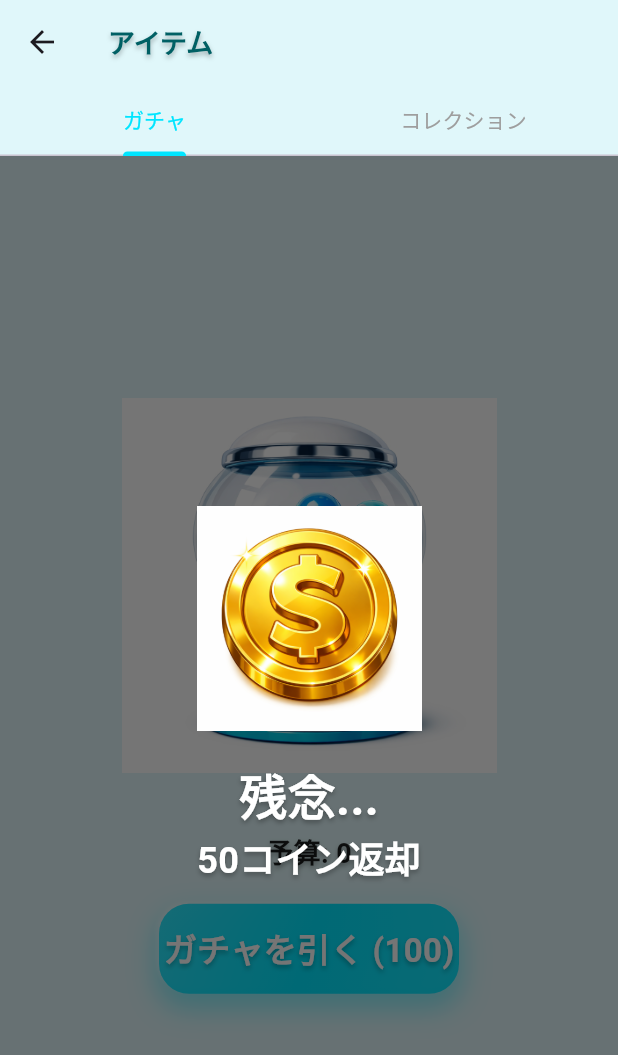
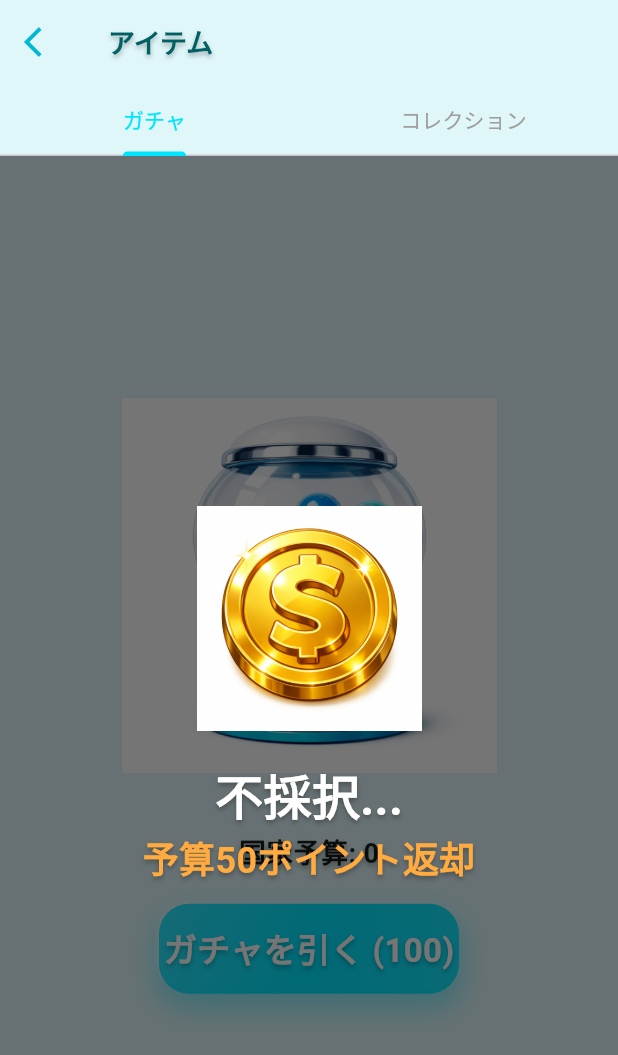
Before and after one commit to piasugoihito/PrimeTap, a Flutter app: the ItemScreen screen opened directly, on a phone screen of 412 x 824 dp. Shown: the top 1055 px of the screen. Run offline on Flutter 3.47's test engine with Material 3 defaults, Android fonts, the phone set to English and light mode, and no system bars; our stand-ins replace connectivity_plus, google_mobile_ads, shared_preferences; accounts and stored records are empty.

Commit message:
Refactor: Complete implementation based on final specifications (Level, Points, Unlock conditions, Gacha)

```diff
--- a/lib/game_models.dart
+++ b/lib/game_models.dart
@@ -38,8 +38,8 @@ class UserProfile {
   };
 
   factory UserProfile.fromJson(Map<String, dynamic> json) => UserProfile(
-    name: json['name'],
-    homeCountry: json['homeCountry'],
+    name: json['name'] ?? 'User',
+    homeCountry: json['homeCountry'] ?? '日本',
     unlockedPoliticianIds: List<String>.from(json['unlockedPoliticianIds'] ?? []),
     totalTaps: json['totalTaps'] ?? 0,
     totalPoints: json['totalPoints'] ?? 0,
@@ -57,9 +57,10 @@ class Politician {
   final Rarity rarity;
   final double odds;
   bool isUnlocked;
-  int politicianTaps;
-  int intimacyLevel;
-  final List<String> faceImages;
+  int politicianTaps; // その政治家をタップした総回数
+  int politicianPoints; // その政治家で獲得した総ポイント
+  int intimacyLevel; // 親密度レベル (1～3)
+  final List<String> faceImages; // レベルごとの顔画像（3枚）
   final int tier;
   final List<String> requiredPoliticianIds;
 
@@ -71,11 +72,21 @@ class Politician {
     required this.odds,
     this.isUnlocked = false,
     this.politicianTaps = 0,
+    this.politicianPoints = 0,
     this.intimacyLevel = 1,
     required this.faceImages,
     this.tier = 0,
     this.requiredPoliticianIds = const [],
   });
+
+  // 現在のレベルに応じた画像を取得
+  String get currentFaceImage {
+    if (faceImages.isEmpty) return 'assets/images/pol_jp_leader.png';
+    int index = intimacyLevel - 1;
+    if (index < 0) index = 0;
+    if (index >= faceImages.length) index = faceImages.length - 1;
+    return faceImages[index];
+  }
 
   Map<String, dynamic> toJson() => {
     'id': id,
@@ -85,6 +96,7 @@ class Politician {
     'odds': odds,
     'isUnlocked': isUnlocked,
     'politicianTaps': politicianTaps,
+    'politicianPoints': politicianPoints,
     'intimacyLevel': intimacyLevel,
     'faceImages': faceImages,
     'tier': tier,
@@ -99,6 +111,7 @@ class Politician {
     odds: (json['odds'] ?? 1.0).toDouble(),
     isUnlocked: json['isUnlocked'] ?? false,
     politicianTaps: json['politicianTaps'] ?? 0,
+    politicianPoints: json['politicianPoints'] ?? 0,
     intimacyLevel: json['intimacyLevel'] ?? 1,
     faceImages: List<String>.from(json['faceImages'] ?? []),
     tier: json['tier'] ?? 0,
--- a/lib/game_repository.dart
+++ b/lib/game_repository.dart
@@ -3,9 +3,9 @@ import 'package:shared_preferences/shared_preferences.dart';
 import 'game_models.dart';
 
 class GameRepository {
-  static const String _userKey = 'user_profile_v3';
-  static const String _politiciansKey = 'politicians_list_v3';
-  static const String _itemsKey = 'items_list_v3';
+  static const String _userKey = 'user_profile_v4';
+  static const String _politiciansKey = 'politicians_list_v4';
+  static const String _itemsKey = 'items_list_v4';
 
   Future<void> saveUserProfile(UserProfile user) async {
     final prefs = await SharedPreferences.getInstance();
@@ -57,7 +57,11 @@ class GameRepository {
         rarity: Rarity.low,
         odds: 1.2,
         isUnlocked: true,
-        faceImages: ['assets/images/pol_jp_leader.png'],
+        faceImages: [
+          'assets/images/pol_jp_leader.png',
+          'assets/images/pol_jp_leader.png',
+          'assets/images/pol_jp_leader.png',
+        ],
         tier: 0,
       ),
       // Tier 1: 各国首脳 (条件: 日本首脳がLv3)
@@ -67,7 +71,11 @@ class GameRepository {
         country: 'アメリカ',
         rarity: Rarity.medium,
         odds: 2.5,
-        faceImages: ['assets/images/pol_usa_leader.png'],
+        faceImages: [
+          'assets/images/pol_usa_leader.png',
+          'assets/images/pol_usa_leader.png',
+          'assets/images/pol_usa_leader.png',
+        ],
         tier: 1,
         requiredPoliticianIds: ['jp_leader'],
       ),
@@ -77,7 +85,11 @@ class GameRepository {
         country: 'イギリス',
         rarity: Rarity.medium,
         odds: 2.5,
-        faceImages: ['assets/images/pol_uk_leader.png'],
+        faceImages: [
+          'assets/images/pol_uk_leader.png',
+          'assets/images/pol_uk_leader.png',
+          'assets/images/pol_uk_leader.png',
+        ],
         tier: 1,
         requiredPoliticianIds: ['jp_leader'],
       ),
@@ -87,7 +99,11 @@ class GameRepository {
         country: 'フランス',
         rarity: Rarity.medium,
         odds: 2.5,
-        faceImages: ['assets/images/pol_fra_leader.png'],
+        faceImages: [
+          'assets/images/pol_fra_leader.png',
+          'assets/images/pol_fra_leader.png',
+          'assets/images/pol_fra_leader.png',
+        ],
         tier: 1,
         requiredPoliticianIds: ['jp_leader'],
       ),
@@ -97,7 +113,11 @@ class GameRepository {
         country: 'イタリア',
         rarity: Rarity.medium,
         odds: 2.5,
-        faceImages: ['assets/images/pol_ita_leader.png'],
+        faceImages: [
+          'assets/images/pol_ita_leader.png',
+          'assets/images/pol_ita_leader.png',
+          'assets/images/pol_ita_leader.png',
+        ],
         tier: 1,
         requiredPoliticianIds: ['jp_leader'],
       ),
@@ -107,7 +127,11 @@ class GameRepository {
         country: 'ロシア',
         rarity: Rarity.high,
         odds: 3.5,
-        faceImages: ['assets/images/pol_rus_leader.png'],
+        faceImages: [
+          'assets/images/pol_rus_leader.png',
+          'assets/images/pol_rus_leader.png',
+          'assets/images/pol_rus_leader.png',
+        ],
         tier: 1,
         requiredPoliticianIds: ['jp_leader'],
       ),
@@ -117,7 +141,11 @@ class GameRepository {
         country: 'メキシコ',
         rarity: Rarity.high,
         odds: 3.5,
-        faceImages: ['assets/images/pol_mex_leader.png'],
+        faceImages: [
+          'assets/images/pol_mex_leader.png',
+          'assets/images/pol_mex_leader.png',
+          'assets/images/pol_mex_leader.png',
+        ],
         tier: 1,
         requiredPoliticianIds: ['jp_leader'],
       ),
--- a/lib/game_screens.dart
+++ b/lib/game_screens.dart
@@ -14,6 +14,10 @@ class WorldMapScreen extends StatelessWidget {
         title: Text('世界地図', style: AppTheme.glossyTextStyle(color: Colors.cyan[900]!)),
         backgroundColor: AppTheme.lightCyan,
         elevation: 0,
+        leading: IconButton(
+          icon: const Icon(Icons.arrow_back_ios, color: AppTheme.deepCyan),
+          onPressed: () => Navigator.pop(context),
+        ),
       ),
       body: InteractiveViewer(
         constrained: false,
@@ -78,11 +82,21 @@ class _CountryPin extends StatelessWidget {
     showModalBottomSheet(
       context: context,
       backgroundColor: Colors.transparent,
+      isScrollControlled: true,
       builder: (_) => Container(
+        height: MediaQuery.of(context).size.height * 0.7,
         decoration: const BoxDecoration(
           color: Colors.white,
           borderRadius: BorderRadius.vertical(top: Radius.circular(30)),
         ),
+        child: Column(
+          children: [
+            const SizedBox(height: 15),
+            Container(width: 40, height: 5, decoration: BoxDecoration(color: Colors.grey[300], borderRadius: BorderRadius.circular(10))),
+            const SizedBox(height: 15),
+            Text('$countryの政治家カタログ', style: AppTheme.glossyTextStyle(fontSize: 20, color: AppTheme.deepCyan)),
+            const SizedBox(height: 10),
+            Expanded(
               child: ListView.builder(
                 padding: const EdgeInsets.all(20),
                 itemCount: politicians.length,
@@ -90,6 +104,9 @@ class _CountryPin extends StatelessWidget {
                   final p = politicians[index];
                   return _PoliticianCard(politician: p);
                 },
+              ),
+            ),
+          ],
         ),
       ),
     );
@@ -111,12 +128,22 @@ class _PoliticianCard extends StatelessWidget {
         showShadow: true,
       ),
       child: ListTile(
-	        leading: Image.asset(
-	          politician.faceImages.isNotEmpty ? politician.faceImages.first : 'assets/images/pol_jp_leader.png',
+        leading: ClipOval(
+          child: Image.asset(
+            politician.currentFaceImage,
             width: 50,
+            height: 50,
+            fit: BoxFit.cover,
+          ),
         ),
         title: Text(politician.name, style: AppTheme.glossyTextStyle(color: Colors.black87, fontSize: 18)),
-        subtitle: Text('レアリティ: ${politician.rarity.name}', style: const TextStyle(color: Colors.black54)),
+        subtitle: Column(
+          crossAxisAlignment: CrossAxisAlignment.start,
+          children: [
+            Text('レベル: ${politician.intimacyLevel}', style: const TextStyle(color: Colors.black54, fontSize: 12)),
+            Text('総ポイント: ${politician.politicianPoints}', style: const TextStyle(color: AppTheme.primaryCyan, fontWeight: FontWeight.bold, fontSize: 12)),
+          ],
+        ),
         trailing: politician.isUnlocked
             ? const Icon(Icons.check_circle, color: AppTheme.primaryCyan, size: 30)
             : Column(
@@ -125,13 +152,13 @@ class _PoliticianCard extends StatelessWidget {
                   ElevatedButton(
                     style: ElevatedButton.styleFrom(
                       backgroundColor: AppTheme.primaryCyan,
-	                      padding: const EdgeInsets.symmetric(horizontal: 8, vertical: 4),
+                      padding: const EdgeInsets.symmetric(horizontal: 12, vertical: 4),
                     ),
                     onPressed: () async {
                       bool success = await controller.unlockPolitician(politician);
                       if (!success && context.mounted) {
                         ScaffoldMessenger.of(context).showSnackBar(
-	                          const SnackBar(content: Text('アンロック条件: 予算50 & 日本首脳Lv3')),
+                          const SnackBar(content: Text('解放条件: 予算50 & 日本首脳Lv3')),
                         );
                       }
                     },
@@ -156,6 +183,10 @@ class ItemScreen extends StatelessWidget {
         appBar: AppBar(
           title: Text('アイテム', style: AppTheme.glossyTextStyle(color: Colors.cyan[900]!)),
           backgroundColor: AppTheme.lightCyan,
+          leading: IconButton(
+            icon: const Icon(Icons.arrow_back_ios, color: AppTheme.deepCyan),
+            onPressed: () => Navigator.pop(context),
+          ),
           bottom: const TabBar(
             indicatorColor: AppTheme.primaryCyan,
             labelColor: AppTheme.primaryCyan,
@@ -211,7 +242,6 @@ class _GachaTabState extends State<GachaTab> with SingleTickerProviderStateMixin
       _result = res;
     });
 
-    // 数秒後に結果を消す
     Future.delayed(const Duration(seconds: 3), () {
       if (mounted) setState(() => _result = null);
     });
@@ -231,7 +261,7 @@ class _GachaTabState extends State<GachaTab> with SingleTickerProviderStateMixin
                 child: Image.asset('assets/images/gacha_body.png', width: 250),
               ),
               const SizedBox(height: 40),
-              Text('予算: ${controller.user?.budgetCoins.toStringAsFixed(0)}', style: AppTheme.glossyTextStyle(color: Colors.black87)),
+              Text('国家予算: ${controller.user?.budgetCoins.toStringAsFixed(0)}', style: AppTheme.glossyTextStyle(color: Colors.black87)),
               const SizedBox(height: 20),
               GlossyButton(label: 'ガチャを引く (100)', onTap: _playGacha),
             ],
@@ -253,13 +283,15 @@ class _GachaTabState extends State<GachaTab> with SingleTickerProviderStateMixin
             if (isWin) ...[
               Image.asset('assets/images/item_generic.png', width: 200),
               const SizedBox(height: 20),
-              Text('NEW ITEM!', style: AppTheme.glossyTextStyle(fontSize: 32)),
-              Text(_result!.name, style: AppTheme.glossyTextStyle(fontSize: 24)),
+              Text('政策採択!', style: AppTheme.glossyTextStyle(fontSize: 32, color: Colors.white)),
+              Text(_result!.name, style: AppTheme.glossyTextStyle(fontSize: 24, color: AppTheme.lightCyan)),
+              const SizedBox(height: 10),
+              Text('タップ効率が上昇しました', style: const TextStyle(color: Colors.white70)),
             ] else ...[
               Image.asset('assets/images/coin.png', width: 150),
               const SizedBox(height: 20),
-              Text('残念...', style: AppTheme.glossyTextStyle(fontSize: 32)),
-              Text('50コイン返却', style: AppTheme.glossyTextStyle(fontSize: 24)),
+              Text('不採択...', style: AppTheme.glossyTextStyle(fontSize: 32, color: Colors.white)),
+              Text('予算50ポイント返却', style: AppTheme.glossyTextStyle(fontSize: 24, color: Colors.orangeAccent)),
             ],
           ],
         ),
@@ -303,6 +335,10 @@ class MyPoliticiansScreen extends StatelessWidget {
       appBar: AppBar(
         title: Text('マイ政治家', style: AppTheme.glossyTextStyle(color: Colors.cyan[900]!)),
         backgroundColor: AppTheme.lightCyan,
+        leading: IconButton(
+          icon: const Icon(Icons.arrow_back_ios, color: AppTheme.deepCyan),
+          onPressed: () => Navigator.pop(context),
+        ),
       ),
       body: ListView.builder(
         padding: const EdgeInsets.all(16),
@@ -313,12 +349,22 @@ class MyPoliticiansScreen extends StatelessWidget {
             margin: const EdgeInsets.only(bottom: 12),
             decoration: AppTheme.glossyDecoration(color: Colors.white),
             child: ListTile(
-	              leading: Image.asset(
-	                p.faceImages.isNotEmpty ? p.faceImages.first : 'assets/images/pol_jp_leader.png',
+              leading: ClipOval(
+                child: Image.asset(
+                  p.currentFaceImage,
                   width: 50,
+                  height: 50,
+                  fit: BoxFit.cover,
+                ),
               ),
               title: Text(p.name, style: const TextStyle(fontWeight: FontWeight.bold)),
-              subtitle: Text('累計タップ: ${p.politicianTaps}'),
+              subtitle: Column(
+                crossAxisAlignment: CrossAxisAlignment.start,
+                children: [
+                  Text('レベル: ${p.intimacyLevel}', style: const TextStyle(fontSize: 12)),
+                  Text('総ポイント: ${p.politicianPoints}', style: const TextStyle(color: AppTheme.primaryCyan, fontWeight: FontWeight.bold, fontSize: 12)),
+                ],
+              ),
               onTap: () {
                 context.read<GameController>().selectPolitician(p);
                 Navigator.pop(context);
```
Also changed, not shown: lib/game_controller.dart (+95 -39 lines), lib/record_widgets.dart (+10 -7 lines), lib/training_screen.dart (+28 -13 lines). Lines whose indentation alone changed are shown as unchanged.
